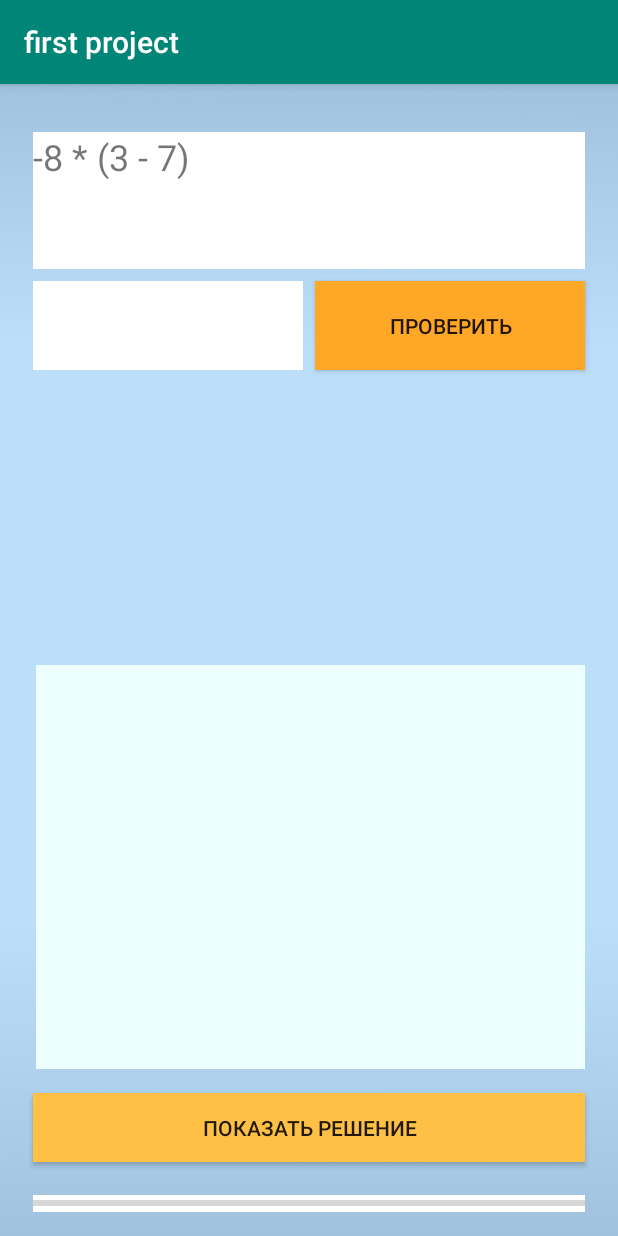
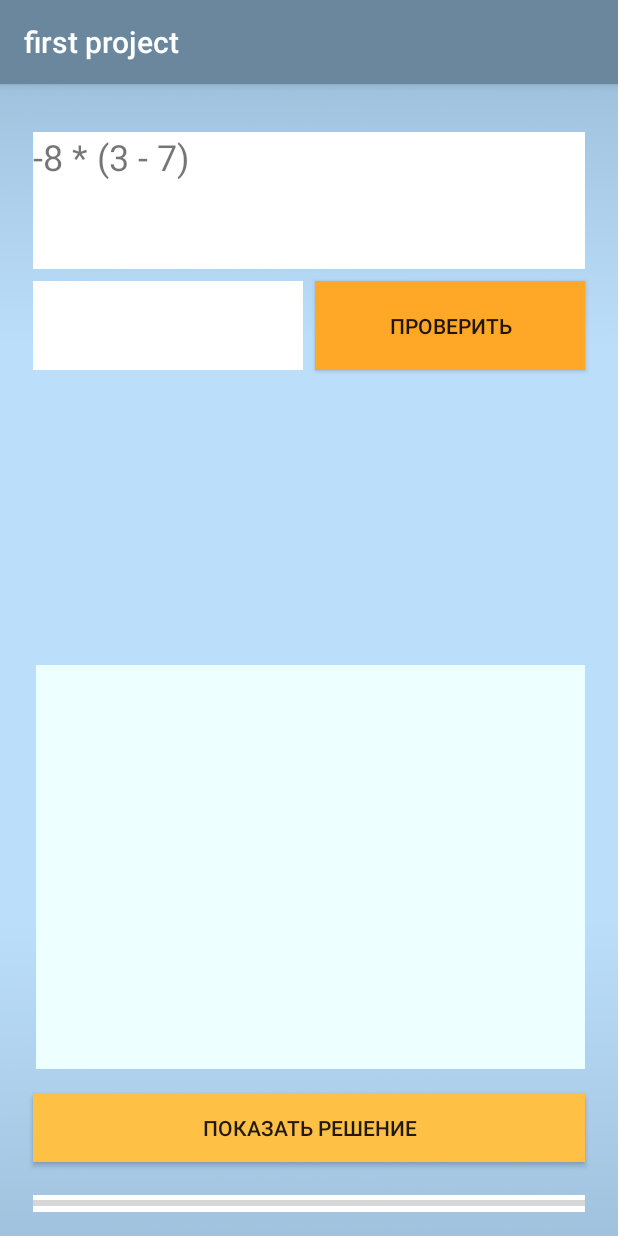
Before and after one commit to novikov-dm/InnoProject2019, an Android app: the screen it shows after launch (MainActivity), on a phone screen of 412 x 824 dp. Run offline under Robolectric (Android 15) with nearby library versions, the phone set to English and light mode, and no system bars.

Commit message:
Изменены цвета верхней панели и курсора. Вертикальная ориентация

```diff
--- a/app/src/main/AndroidManifest.xml
+++ b/app/src/main/AndroidManifest.xml
@@ -9,7 +9,8 @@
         android:roundIcon="@mipmap/ic_launcher_round"
         android:supportsRtl="true"
         android:theme="@style/AppTheme">
-        <activity android:name=".MainActivity">
+        <activity android:name=".MainActivity"
+            android:screenOrientation="portrait">
             <intent-filter>
                 <action android:name="android.intent.action.MAIN" />
 
--- a/app/src/main/res/values/colors.xml
+++ b/app/src/main/res/values/colors.xml
@@ -1,6 +1,6 @@
 <?xml version="1.0" encoding="utf-8"?>
 <resources>
-    <color name="colorPrimary">#008577</color>
-    <color name="colorPrimaryDark">#00574B</color>
-    <color name="colorAccent">#D81B60</color>
+    <color name="colorPrimary">#6a879e</color>
+    <color name="colorPrimaryDark">#495e6e</color>
+    <color name="colorAccent">#6a879e</color>
 </resources>
```
